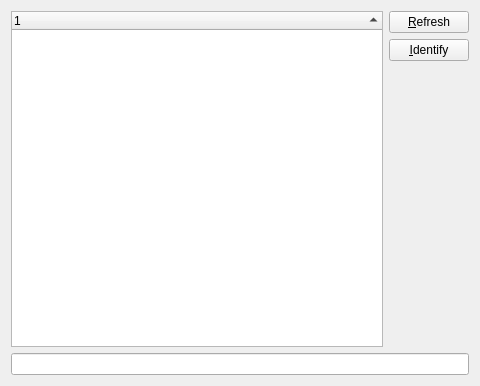
Old version of the form src/qkremotewidget.ui in the repository UjOwtuc/quadkonsole4.
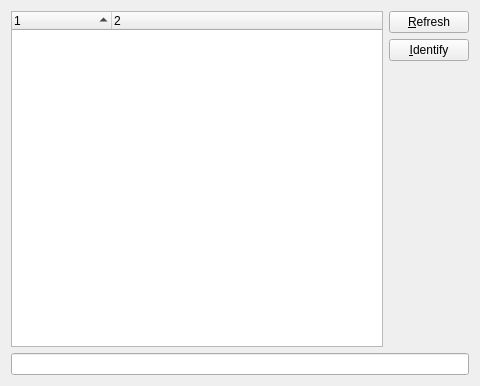
New version of the form.

What changed in the file:
```diff
--- a/src/qkremotewidget.ui
+++ b/src/qkremotewidget.ui
@@ -43,6 +43,9 @@
      <property name="headerHidden">
       <bool>false</bool>
      </property>
+     <property name="columnCount">
+      <number>2</number>
+     </property>
      <attribute name="headerVisible">
       <bool>true</bool>
      </attribute>
@@ -54,6 +57,11 @@
        <string notr="true">1</string>
       </property>
      </column>
+     <column>
+      <property name="text">
+       <string notr="true">2</string>
+      </property>
+     </column>
     </widget>
    </item>
    <item row="0" column="1">
```
